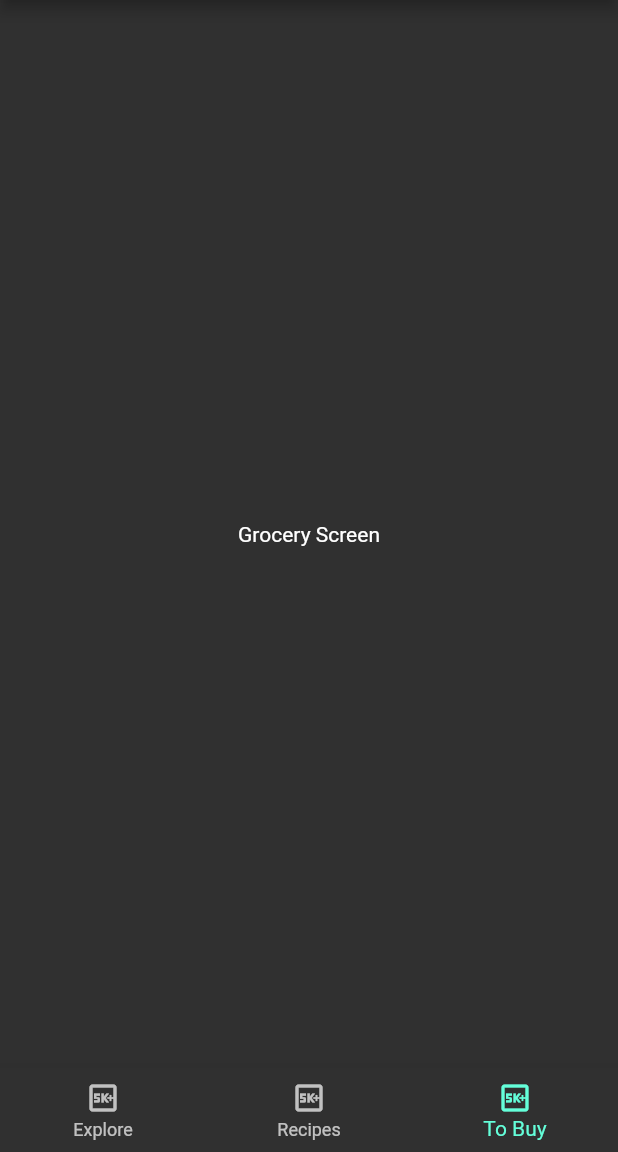
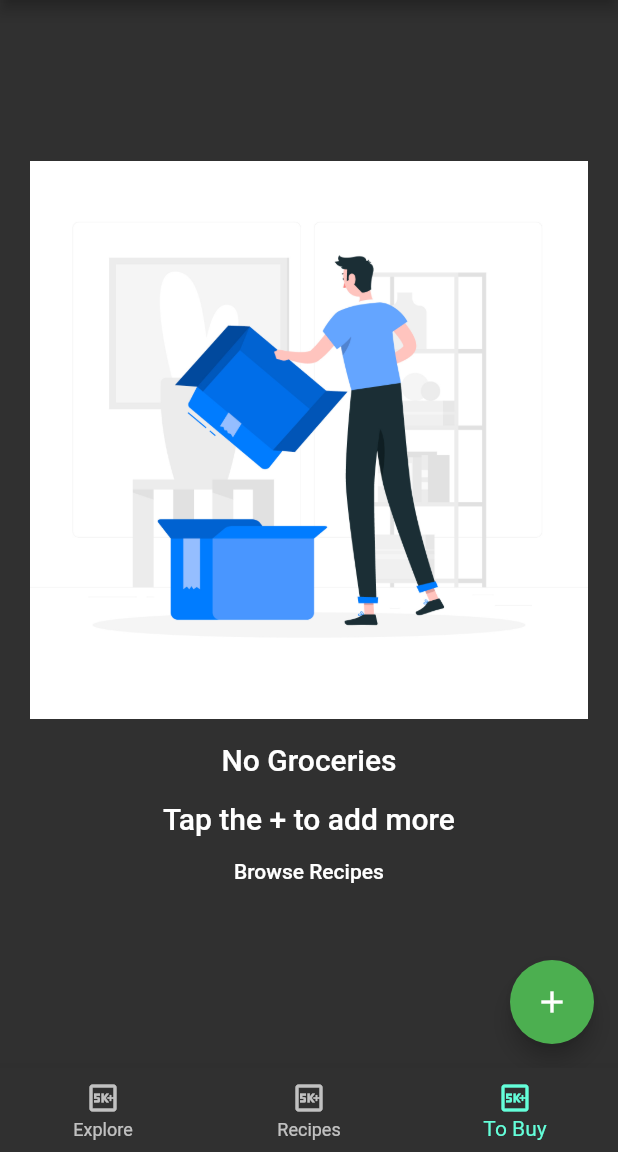
Before and after one commit to zarub2k/flunx, a Flutter app: the screen it shows after launch, item 3 of the bottom bar chosen, on a phone screen of 412 x 824 dp, the part 84-1236 px from its top. Run offline on Flutter 3.47's test engine with Material 2 defaults, Android fonts, the phone set to English and light mode, and no system bars; our stand-ins replace google_fonts.

Commit message:
grocery item work started

```diff
--- /dev/null
+++ b/lib/foodlab/models/grocery_manager.dart
@@ -0,0 +1,22 @@
+import 'package:flunx/foodlab/models/grocery_item.dart';
+import 'package:flutter/material.dart';
+
+class GroceryManager extends ChangeNotifier {
+  final _groceryItems = <GroceryItem>[];
+  List<GroceryItem> get groceryItems => List.unmodifiable(_groceryItems);
+
+  void addItem(GroceryItem item) {
+    _groceryItems.add(item);
+    notifyListeners();
+  }
+
+  void updateItem(GroceryItem item, int index) {
+    _groceryItems[index] = item;
+    notifyListeners();
+  }
+
+  void removeItem(int index) {
+    _groceryItems.removeAt(index);
+    notifyListeners();
+  }
+}
--- /dev/null
+++ b/lib/foodlab/models/tab_manager.dart
@@ -0,0 +1,15 @@
+import 'package:flutter/material.dart';
+
+class TabManager extends ChangeNotifier {
+  int selectedTab = 0;
+
+  void goToTab(int index) {
+    print('Called');
+    selectedTab = index;
+    notifyListeners();
+  }
+
+  void goToRecipes() {
+    goToTab(1);
+  }
+}
--- /dev/null
+++ b/lib/foodlab/screens/empty_grocery_screen.dart
@@ -0,0 +1,46 @@
+import 'package:flunx/foodlab/models/tab_manager.dart';
+import 'package:flutter/material.dart';
+import 'package:provider/provider.dart';
+
+class EmptyGroceryScreen extends StatelessWidget {
+  const EmptyGroceryScreen({Key? key}) : super(key: key);
+
+  @override
+  Widget build(BuildContext context) {
+    return Padding(
+      padding: const EdgeInsets.all(20.0),
+      child: Column(
+        mainAxisAlignment: MainAxisAlignment.center,
+        children: [
+          Flexible(
+            child: AspectRatio(
+              aspectRatio: 1 / 1,
+              child: Image.asset('assets/pics/empty.jpg'),
+            )
+          ),
+          const SizedBox(height: 16,),
+          Text(
+            'No Groceries',
+            style: Theme.of(context).textTheme.headline6,
+          ),
+          const SizedBox(height: 16,),
+          Text(
+            'Tap the + to add more',
+            style: Theme.of(context).textTheme.headline6,
+            textAlign: TextAlign.center,
+          ),
+          MaterialButton(
+            textColor: Colors.white,
+            child: const Text('Browse Recipes'),
+            shape: RoundedRectangleBorder(
+              borderRadius: BorderRadius.circular(30.0)
+            ),
+            onPressed: () {
+              Provider.of<TabManager>(context, listen: false).goToRecipes();
+            },
+          ),
+        ],
+      ),
+    );
+  }
+}
--- a/lib/foodlab/screens/grocery_screen.dart
+++ b/lib/foodlab/screens/grocery_screen.dart
@@ -1,12 +1,50 @@
+import 'package:flunx/foodlab/models/grocery_manager.dart';
+import 'package:flunx/foodlab/screens/empty_grocery_screen.dart';
+import 'package:flunx/foodlab/screens/grocery_item_screen.dart';
 import 'package:flutter/material.dart';
+import 'package:provider/provider.dart';
 
 class GroceryScreen extends StatelessWidget {
   const GroceryScreen({Key? key}) : super(key: key);
 
   @override
   Widget build(BuildContext context) {
-    return const Center(
-      child: Text('Grocery Screen'),
+    return Scaffold(
+      floatingActionButton: FloatingActionButton(
+        child: const Icon(Icons.add),
+        onPressed: () {
+          GroceryManager manager = Provider.of<GroceryManager>(
+            context,
+            listen: false
+          );
+          Navigator.push(
+            context,
+            MaterialPageRoute(
+              builder: (context) => GroceryItemScreen(
+                onCreate: (item) {
+                  manager.addItem(item);
+                  Navigator.pop(context);
+                },
+                onUpdate: (item) {
+                },
+              )
+            )
+          );
+        },
+      ),
+      body: _buildGroceryScreen(context),
+    );
+  }
+
+  Widget _buildGroceryScreen(BuildContext context) {
+    return Consumer<GroceryManager>(
+        builder: (context, groceryManager, child) {
+          if (groceryManager.groceryItems.isNotEmpty) {
+            return Container();
+          } else {
+            return const EmptyGroceryScreen();
+          }
+        }
     );
   }
 }
--- a/lib/home.dart
+++ b/lib/home.dart
@@ -1,7 +1,9 @@
+import 'package:flunx/foodlab/models/tab_manager.dart';
 import 'package:flunx/foodlab/screens/explore_screen.dart';
 import 'package:flunx/foodlab/screens/grocery_screen.dart';
 import 'package:flunx/foodlab/screens/recipes_screen.dart';
 import 'package:flutter/material.dart';
+import 'package:provider/provider.dart';
 import 'card3.dart';
 
 class Home extends StatefulWidget {
@@ -14,7 +16,7 @@ class Home extends StatefulWidget {
 }
 
 class _HomeState extends State<Home> {
-  int _selectedIndex = 0;
+  // int _selectedIndex = 0;
 
   static List<Widget> pages = [
     ExploreScreen(),
@@ -24,19 +26,25 @@ class _HomeState extends State<Home> {
 
   @override
   Widget build(BuildContext context) {
-    return Scaffold(
-      appBar: AppBar(
-        title: const Text('Flunx'),
-      ),
-      body: pages[_selectedIndex],
-      bottomNavigationBar: _buildBottomNavigationBar(context),
-    );
+    return _buildConsumer(context);
   }
 
-  BottomNavigationBar _buildBottomNavigationBar(BuildContext context) {
+  Consumer<TabManager> _buildConsumer(BuildContext context) {
+    return Consumer<TabManager>(builder: (context, tabManager, child) {
+      return Scaffold(
+        appBar: AppBar(
+          title: const Text('Flunx'),
+        ),
+        body: pages[tabManager.selectedTab],
+        bottomNavigationBar: _buildBottomNavigationBar(context, tabManager),
+      );
+    });
+  }
+
+  BottomNavigationBar _buildBottomNavigationBar(BuildContext context, TabManager tabManager) {
     return BottomNavigationBar(
       selectedItemColor: Theme.of(context).textSelectionTheme.selectionColor,
-      currentIndex: _selectedIndex,
+      currentIndex: tabManager.selectedTab,
       items: const <BottomNavigationBarItem>[
         BottomNavigationBarItem(
           icon: Icon(Icons.five_k_plus_outlined),
@@ -45,13 +53,14 @@ class _HomeState extends State<Home> {
         BottomNavigationBarItem(icon: Icon(Icons.five_k_plus_outlined), label: 'Recipes'),
         BottomNavigationBarItem(icon: Icon(Icons.five_k_plus_outlined), label: 'To Buy')
       ],
-      onTap: _onTap,
+      onTap: (index) => _onTap(index, tabManager),
     );
   }
 
-  void _onTap(int value) {
+  void _onTap(int index, TabManager tabManager) {
     setState(() {
-      _selectedIndex = value;
+      // _selectedIndex = value;
+      tabManager.goToTab(index);
     });
   }
 }
--- a/lib/main.dart
+++ b/lib/main.dart
@@ -1,5 +1,8 @@
 import 'package:flunx/flunx_theme.dart';
+import 'package:flunx/foodlab/models/grocery_manager.dart';
+import 'package:flunx/foodlab/models/tab_manager.dart';
 import 'package:flutter/material.dart';
+import 'package:provider/provider.dart';
 import 'home.dart';
 
 void main() {
@@ -22,7 +25,14 @@ class Flunx extends StatelessWidget {
       //     secondary: Colors.black
       //   )
       // ),
-      home: const Home(),
+      // home: const Home(),
+      home: MultiProvider(
+        providers: [
+          ChangeNotifierProvider(create: (context) => TabManager()),
+          ChangeNotifierProvider(create: (context) => GroceryManager())
+        ],
+        child: const Home(),
+      ),
     );
   }
 }
--- a/pubspec.yaml
+++ b/pubspec.yaml
@@ -35,6 +35,10 @@ dependencies:
   # Use with the CupertinoIcons class for iOS style icons.
   cupertino_icons: ^1.0.2
   google_fonts: ^2.1.0
+  provider: ^6.0.1
+  flutter_colorpicker: ^1.0.3
+  intl: ^0.17.0
+  uuid: ^3.0.5
 
 dev_dependencies:
   flutter_test:
@@ -69,6 +73,7 @@ flutter:
     - assets/magazine_pics/
     - assets/profile_pics/
     - assets/mock_data/
+    - assets/pics/
   #   - images/a_dot_ham.jpeg
 
   # An image asset can refer to one or more resolution-specific "variants", see
```
Also changed, not shown: lib/foodlab/screens/grocery_item_screen.dart (added, +28 -0 lines).
